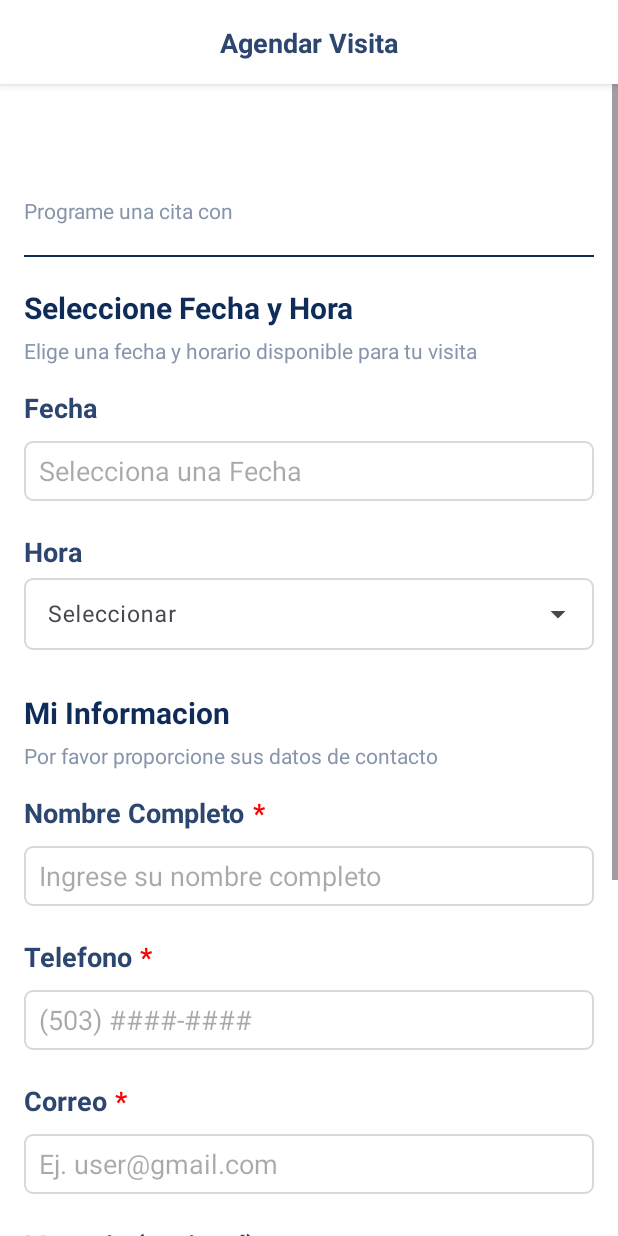
After one commit to EdMendez00/ProyectoPDM2025GT2Grupo3VentadeBienesRaces, an Android app: the AgendarVisitaActivity screen opened directly, with no data from a screen before it, on a phone screen of 412 x 824 dp. The commit adds this screen. Run offline under Robolectric (Android 15) with nearby library versions, the light colour scheme and no system bars.

Commit message:
Agrega funcionalidad para agendar visitas desde la pantalla de detalle de propiedad. #9

```diff
--- a/app/src/main/AndroidManifest.xml
+++ b/app/src/main/AndroidManifest.xml
@@ -43,6 +43,8 @@
             android:name=".PropiedadDetalleActivity"
             android:exported="false">
         </activity>
+
+        <activity android:name=".AgendarVisitaActivity"/>
     </application>
 
 </manifest>
--- /dev/null
+++ b/app/src/main/java/com/example/proyectopdm2025_gt2_grupo3_ventadebienesraces/AgendarVisitaActivity.kt
@@ -0,0 +1,18 @@
+package com.example.proyectopdm2025_gt2_grupo3_ventadebienesraces
+
+import android.os.Bundle
+import androidx.appcompat.app.AppCompatActivity
+
+class AgendarVisitaActivity : AppCompatActivity() {
+    override fun onCreate(savedInstanceState: Bundle?) {
+        super.onCreate(savedInstanceState)
+        setContentView(R.layout.fragment_agendar_visita)
+
+        // Aquí puedes pasar los datos al fragmento si lo necesitas
+        val fragment = AgendarVisitaFragment()
+        fragment.arguments = intent.extras
+        supportFragmentManager.beginTransaction()
+            .replace(android.R.id.content, fragment)
+            .commit()
+    }
+}
--- /dev/null
+++ b/app/src/main/java/com/example/proyectopdm2025_gt2_grupo3_ventadebienesraces/AgendarVisitaFragment.kt
@@ -0,0 +1,33 @@
+package com.example.proyectopdm2025_gt2_grupo3_ventadebienesraces
+
+import android.os.Bundle
+import androidx.fragment.app.Fragment
+import android.view.LayoutInflater
+import android.view.View
+import android.view.ViewGroup
+import android.widget.TextView
+
+class AgendarVisitaFragment : Fragment() {
+
+    override fun onCreateView(
+        inflater: LayoutInflater, container: ViewGroup?,
+        savedInstanceState: Bundle?
+    ): View? {
+        // Inflate the layout for this fragment
+        return inflater.inflate(R.layout.fragment_agendar_visita, container, false)
+    }
+
+    override fun onViewCreated(view: View, savedInstanceState: Bundle?) {
+        super.onViewCreated(view, savedInstanceState)
+        val args = arguments
+        val tvTitleAdd = view.findViewById<TextView>(R.id.tvTitleAdd)
+        val tvDirection = view.findViewById<TextView>(R.id.tvDirection)
+        val tvInfo = view.findViewById<TextView>(R.id.tvInfo)
+        val nombreDepartamento = args?.getString("NOMBRE_DEPARTAMENTO") ?: ""
+        val direccion = args?.getString("DIRECCION") ?: ""
+        val nombreVendedor = args?.getString("NOMBRE_VENDEDOR") ?: ""
+        tvTitleAdd.text = nombreDepartamento
+        tvDirection.text = direccion
+        tvInfo.text = "Programe una cita con $nombreVendedor"
+    }
+}
--- a/app/src/main/java/com/example/proyectopdm2025_gt2_grupo3_ventadebienesraces/HomeActivity.kt
+++ b/app/src/main/java/com/example/proyectopdm2025_gt2_grupo3_ventadebienesraces/HomeActivity.kt
@@ -59,6 +59,15 @@ class HomeActivity : AppCompatActivity() {
                     loadFragment(profileFragment)
                     navigation.selectedItemId = R.id.profileFragment
                 }
+                "agendar_visita" -> {
+                    val agendarVisitaFragment = AgendarVisitaFragment()
+                    val args = Bundle()
+                    args.putString("NOMBRE_DEPARTAMENTO", intent.getStringExtra("NOMBRE_DEPARTAMENTO"))
+                    args.putString("DIRECCION", intent.getStringExtra("DIRECCION"))
+                    args.putString("NOMBRE_VENDEDOR", intent.getStringExtra("NOMBRE_VENDEDOR"))
+                    agendarVisitaFragment.arguments = args
+                    loadFragment(agendarVisitaFragment)
+                }
                 else -> {
                     // Si no hay un fragmento específico o es desconocido, cargar el fragmento de inicio
                     loadFragment(homeFragment)
--- a/app/src/main/java/com/example/proyectopdm2025_gt2_grupo3_ventadebienesraces/PropiedadDetalleActivity.kt
+++ b/app/src/main/java/com/example/proyectopdm2025_gt2_grupo3_ventadebienesraces/PropiedadDetalleActivity.kt
@@ -242,6 +242,18 @@ class PropiedadDetalleActivity : AppCompatActivity() {
             }
         }
 
+        // Acción para el botón Agendar Visita
+        val btnAgendarVisita = findViewById<LinearLayout>(R.id.btnAgendarVisita)
+        btnAgendarVisita.setOnClickListener {
+            val intent = Intent(this, HomeActivity::class.java)
+            intent.putExtra("FRAGMENT_TO_SHOW", "agendar_visita")
+            intent.putExtra("NOMBRE_DEPARTAMENTO", titulo)
+            intent.putExtra("DIRECCION", direccion)
+            intent.putExtra("NOMBRE_VENDEDOR", nombreVendedor)
+            intent.addFlags(Intent.FLAG_ACTIVITY_CLEAR_TOP)
+            startActivity(intent)
+        }
+
         // Por defecto, mostrar la sección de detalles
         mostrarSeccion(0)
     }
--- /dev/null
+++ b/app/src/main/res/layout/fragment_agendar_visita.xml
@@ -0,0 +1,343 @@
+<?xml version="1.0" encoding="utf-8"?>
+<FrameLayout xmlns:android="http://schemas.android.com/apk/res/android"
+    xmlns:app="http://schemas.android.com/apk/res-auto"
+    xmlns:tools="http://schemas.android.com/tools"
+    android:layout_width="match_parent"
+    android:layout_height="match_parent"
+    android:fillViewport="true"
+    android:clipToPadding="false"
+    android:background="@color/white"
+    tools:context=".AddFragment">
+
+    <LinearLayout
+        android:layout_width="match_parent"
+        android:layout_height="match_parent"
+        android:orientation="vertical"
+        tools:ignore="UselessParent">
+
+        <!-- Barra superior -->
+        <androidx.constraintlayout.widget.ConstraintLayout
+            android:id="@+id/topBar"
+            android:layout_width="match_parent"
+            android:layout_height="56dp"
+            android:background="@color/white_topbar"
+            android:elevation="4dp"
+            app:layout_constraintEnd_toEndOf="parent"
+            app:layout_constraintStart_toStartOf="parent"
+            app:layout_constraintTop_toTopOf="parent">
+
+            <TextView
+                android:id="@+id/tvTitle"
+                android:layout_width="wrap_content"
+                android:layout_height="wrap_content"
+                android:text="@string/title_agendar_visita"
+                android:textColor="@color/blue_text"
+                android:textSize="18sp"
+                android:textStyle="bold"
+                app:layout_constraintBottom_toBottomOf="parent"
+                app:layout_constraintEnd_toEndOf="parent"
+                app:layout_constraintStart_toStartOf="parent"
+                app:layout_constraintTop_toTopOf="parent" />
+
+        </androidx.constraintlayout.widget.ConstraintLayout>
+
+        <ScrollView
+            android:layout_width="match_parent"
+            android:layout_height="match_parent"
+            >
+
+            <LinearLayout
+                android:layout_width="match_parent"
+                android:layout_height="wrap_content"
+                android:orientation="vertical"
+                android:padding="16dp"
+                android:paddingBottom="120dp"
+                app:layout_constraintTop_toBottomOf="@+id/topBar"
+                app:layout_constraintBottom_toBottomOf="parent"
+                app:layout_constraintStart_toStartOf="parent"
+                app:layout_constraintEnd_toEndOf="parent">
+
+                <!-- Sección para Agendar Visita -->
+                <LinearLayout
+                    android:layout_width="match_parent"
+                    android:layout_height="wrap_content"
+                    android:orientation="vertical"
+                    android:layout_marginBottom="20dp">
+
+                    <TextView
+                        android:id="@+id/tvTitleAdd"
+                        android:layout_width="match_parent"
+                        android:layout_height="wrap_content"
+                        android:text="Departamento en Venta"
+                        android:textColor="@color/blue_normal"
+                        android:layout_marginBottom="10dp"
+                        android:textSize="22sp"
+                        android:textStyle="bold" />
+
+                    <TextView
+                        android:id="@+id/tvDirection"
+                        android:layout_width="match_parent"
+                        android:layout_height="wrap_content"
+                        android:text="direccion"
+                        android:textColor="@color/gray_text"
+                        android:textSize="14sp" />
+
+                    <TextView
+                        android:id="@+id/tvInfo"
+                        android:layout_width="match_parent"
+                        android:layout_height="wrap_content"
+                        android:text="Programe una visita con Jade  M."
+                        android:textColor="@color/gray_text"
+                        android:textSize="14sp" />
+
+                    <View
+                        android:layout_width="match_parent"
+                        android:layout_height="1dp"
+                        android:background="@color/blue_normal"
+                        android:layout_marginTop="20dp"
+                        android:layout_marginBottom="20dp" />
+
+                    <TextView
+                        android:id="@+id/tvTitleAddDate"
+                        android:layout_width="match_parent"
+                        android:layout_height="wrap_content"
+                        android:text="Seleccione Fecha y Hora"
+                        android:textColor="@color/blue_normal"
+                        android:layout_marginBottom="5dp"
+                        android:textSize="20sp"
+                        android:textStyle="bold" />
+                    <TextView
+                        android:id="@+id/tvinfoDate"
+                        android:layout_width="match_parent"
+                        android:layout_height="wrap_content"
+                        android:text="Elige una fecha y horario disponible para tu visita"
+                        android:textColor="@color/gray_text"
+                        android:textSize="14sp" />
+
+                    <TextView
+                        android:layout_width="wrap_content"
+                        android:layout_height="wrap_content"
+                        android:text="Fecha"
+                        android:textColor="@color/blue_text"
+                        android:textSize="18sp"
+                        android:textStyle="bold"
+                        android:layout_marginTop="16dp"/>
+                    <EditText
+                        android:id="@+id/etCompradorDate"
+                        android:layout_width="match_parent"
+                        android:layout_height="40dp"
+                        android:autofillHints=""
+                        android:hint="Selecciona una Fecha"
+                        android:inputType="datetime"
+                        android:background="@drawable/box_input"
+                        android:paddingHorizontal="10dp"
+                        android:layout_marginBottom="5dp"
+                        android:layout_marginTop="10dp"
+                        android:textColor="@color/black"
+                        />
+
+                    <TextView
+                        android:layout_width="wrap_content"
+                        android:layout_height="wrap_content"
+                        android:text="Hora"
+                        android:textColor="@color/blue_text"
+                        android:textSize="18sp"
+                        android:textStyle="bold"
+                        android:layout_marginTop="16dp"/>
+                    <!-- Spinner Hora -->
+                    <com.google.android.material.textfield.TextInputLayout
+                        android:layout_width="match_parent"
+                        android:layout_height="wrap_content"
+                        android:hint="@string/select_type"
+                        style="@style/Widget.Material3.TextInputLayout.OutlinedBox.Dense.ExposedDropdownMenu"
+                        app:boxStrokeColor="@color/color_gray_border"
+                        app:boxCornerRadiusTopStart="10dp"
+                        app:boxCornerRadiusTopEnd="10dp"
+                        app:boxCornerRadiusBottomStart="10dp"
+                        app:boxCornerRadiusBottomEnd="10dp"
+                        app:layout_constraintStart_toStartOf="parent"
+                        app:layout_constraintTop_toTopOf="parent"
+                        android:layout_marginBottom="12dp">
+                        <AutoCompleteTextView
+                            android:id="@+id/actvHoraComprador"
+                            android:layout_width="match_parent"
+                            android:layout_height="wrap_content"
+                            android:background="@drawable/box_input"
+                            android:textSize="15sp"
+                            android:inputType="none"
+                            android:textColor="@color/black"/>
+                    </com.google.android.material.textfield.TextInputLayout>
+
+                    <TextView
+                        android:id="@+id/tvTitleAddPersonalInfo"
+                        android:layout_width="match_parent"
+                        android:layout_height="wrap_content"
+                        android:text="Mi Informacion"
+                        android:textColor="@color/blue_normal"
+                        android:layout_marginBottom="5dp"
+                        android:layout_marginTop="16dp"
+                        android:textSize="20sp"
+                        android:textStyle="bold" />
+                    <TextView
+                        android:id="@+id/tvinfoPersonalInfoSubtitle"
+                        android:layout_width="match_parent"
+                        android:layout_height="wrap_content"
+                        android:text="Por favor proporcione sus datos de contacto"
+                        android:textColor="@color/gray_text"
+                        android:textSize="14sp" />
+
+                    <!-- Nombre del Comprador -->
+                    <LinearLayout
+                        android:layout_width="wrap_content"
+                        android:layout_height="wrap_content"
+                        android:orientation="horizontal"
+                        android:layout_marginTop="16dp">
+                        <TextView
+                            android:layout_width="wrap_content"
+                            android:layout_height="wrap_content"
+                            android:text="Nombre Completo"
+                            android:textColor="@color/blue_text"
+                            android:textSize="18sp"
+                            android:textStyle="bold"/>
+                        <TextView
+                            android:layout_width="wrap_content"
+                            android:layout_height="wrap_content"
+                            android:text="*"
+                            android:textColor="@color/red"
+                            android:textSize="18sp"
+                            android:textStyle="bold"
+                            android:layout_marginLeft="5dp"/>
+                    </LinearLayout>
+
+                    <EditText
+                        android:id="@+id/etCompradorName"
+                        android:layout_width="match_parent"
+                        android:layout_height="40dp"
+                        android:autofillHints=""
+                        android:hint="Ingrese su nombre completo"
+                        android:inputType="textPersonName"
+                        android:background="@drawable/box_input"
+                        android:paddingHorizontal="10dp"
+                        android:layout_marginBottom="5dp"
+                        android:layout_marginTop="10dp"
+                        android:textColor="@color/black"
+                        />
+
+                    <!-- Número de teléfono -->
+                    <LinearLayout
+                        android:layout_width="wrap_content"
+                        android:layout_height="wrap_content"
+                        android:orientation="horizontal"
+                        android:layout_marginTop="16dp">
+                        <TextView
+                            android:layout_width="wrap_content"
+                            android:layout_height="wrap_content"
+                            android:text="Telefono"
+                            android:textColor="@color/blue_text"
+                            android:textSize="18sp"
+                            android:textStyle="bold"/>
+                        <TextView
+                            android:layout_width="wrap_content"
+                            android:layout_height="wrap_content"
+                            android:text="*"
+                            android:textColor="@color/red"
+                            android:textSize="18sp"
+                            android:textStyle="bold"
+                            android:layout_marginLeft="5dp"/>
+                    </LinearLayout>
+
+                    <EditText
+                        android:id="@+id/etCompradorPhoneNumber"
+                        android:layout_width="match_parent"
+                        android:layout_height="40dp"
+                        android:autofillHints=""
+                        android:hint="(503) ####-####"
+                        android:inputType="phone"
+                        android:background="@drawable/box_input"
+                        android:paddingHorizontal="10dp"
+                        android:layout_marginBottom="5dp"
+                        android:layout_marginTop="10dp"
+                        android:textColor="@color/black"
+                        />
+
+                    <!-- Correo electrónico -->
+                    <LinearLayout
+                        android:layout_width="wrap_content"
+                        android:layout_height="wrap_content"
+                        android:orientation="horizontal"
+                        android:layout_marginTop="16dp">
+                        <TextView
+                            android:layout_width="wrap_content"
+                            android:layout_height="wrap_content"
+                            android:text="Correo"
+                            android:textColor="@color/blue_text"
+                            android:textSize="18sp"
+                            android:textStyle="bold"/>
+                        <TextView
+                            android:layout_width="wrap_content"
+                            android:layout_height="wrap_content"
+                            android:text="*"
+                            android:textColor="@color/red"
+                            android:textSize="18sp"
+                            android:textStyle="bold"
+                            android:layout_marginLeft="5dp"/>
+                    </LinearLayout>
+
+                    <EditText
+                        android:id="@+id/etCompradorEmail"
+                        android:layout_width="match_parent"
+                        android:layout_height="40dp"
+                        android:autofillHints=""
+                        android:hint="@string/hint_email"
+                        android:inputType="textEmailAddress"
+                        android:background="@drawable/box_input"
+                        android:paddingHorizontal="10dp"
+                        android:layout_marginBottom="5dp"
+                        android:layout_marginTop="10dp"
+                        android:textColor="@color/black"
+                        />
+
+                    <!-- Empresa -->
+                    <TextView
+                        android:layout_width="wrap_content"
+                        android:layout_height="wrap_content"
+                        android:text="Mensaje (opcional)"
+                        android:textColor="@color/blue_text"
+                        android:textSize="18sp"
+                        android:textStyle="bold"
+                        android:layout_marginTop="16dp" />
+
+                    <EditText
+                        android:id="@+id/etCompradorMessage"
+                        android:layout_width="match_parent"
+                        android:layout_height="130dp"
+                        android:autofillHints=""
+                        android:hint="Específica cualquier pregunta o solicitud? "
+                        android:inputType="textMultiLine"
+                        android:background="@drawable/box_input"
+                        android:paddingHorizontal="10dp"
+                        android:layout_marginTop="10dp"
+                        android:layout_marginBottom="12dp"
+                        android:gravity="top|start"
+                        android:textColor="@color/black"
+                        />
+
+                    <!-- Botón Para Agendar Visita -->
+                    <Button
+                        android:id="@+id/btnAgendarVisita"
+                        android:layout_width="match_parent"
+                        android:layout_height="wrap_content"
+                        android:layout_marginBottom="80dp"
+                        android:backgroundTint="@color/blue_normal"
+                        android:paddingVertical="14dp"
+                        android:text="Agendar Visita"
+                        android:textAllCaps="false"
+                        android:textColor="@color/white"
+                        android:textSize="16sp"
+                        app:cornerRadius="8dp" />
+
+                </LinearLayout>
+            </LinearLayout>
+        </ScrollView>
+    </LinearLayout>
+</FrameLayout>
--- a/app/src/main/res/values/colors.xml
+++ b/app/src/main/res/values/colors.xml
@@ -2,6 +2,7 @@
 <resources>
     <color name="black">#FF000000</color>
     <color name="white">#FFFFFFFF</color>
+    <color name="red">#FF0000</color>
     <color name="blue_bg">#E6EAEF</color>
     <color name="blue_light">#E6EAEF</color>
     <color name="blue_normal">#0F2C59</color>
--- a/app/src/main/res/values/strings.xml
+++ b/app/src/main/res/values/strings.xml
@@ -102,4 +102,5 @@
     <string name="caracteristica">Característica</string>
     <string name="llamar">Llamar</string>
     <string name="agendar">Agendar</string>
+    <string name="title_agendar_visita">Agendar Visita</string>
 </resources>
```
